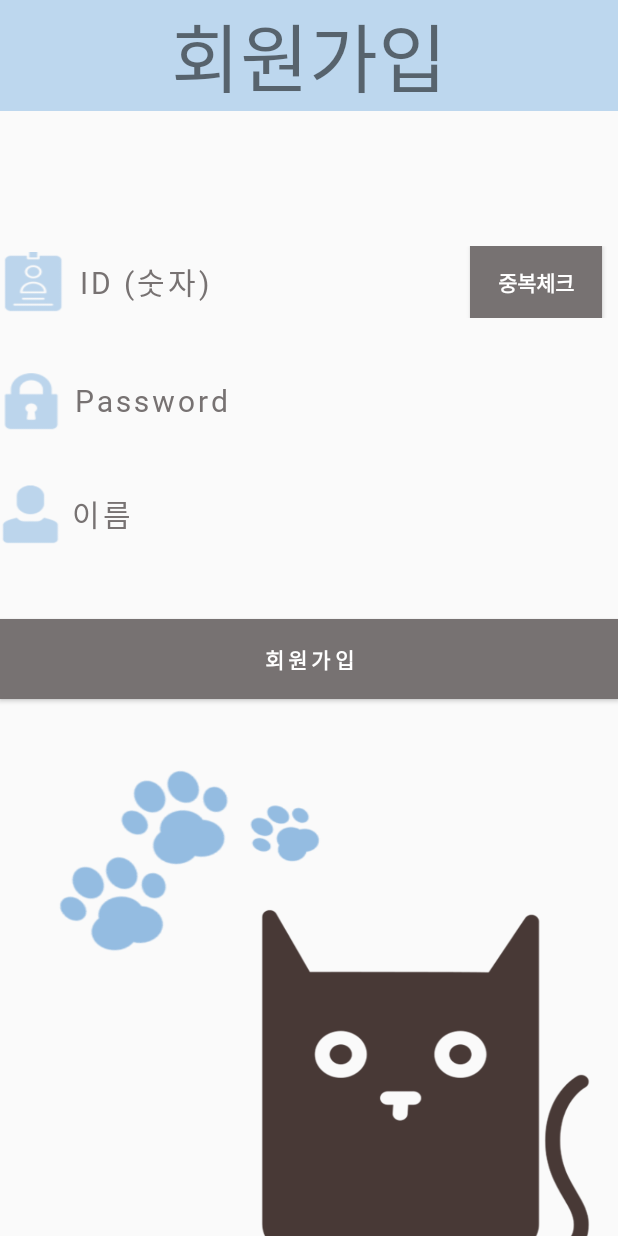
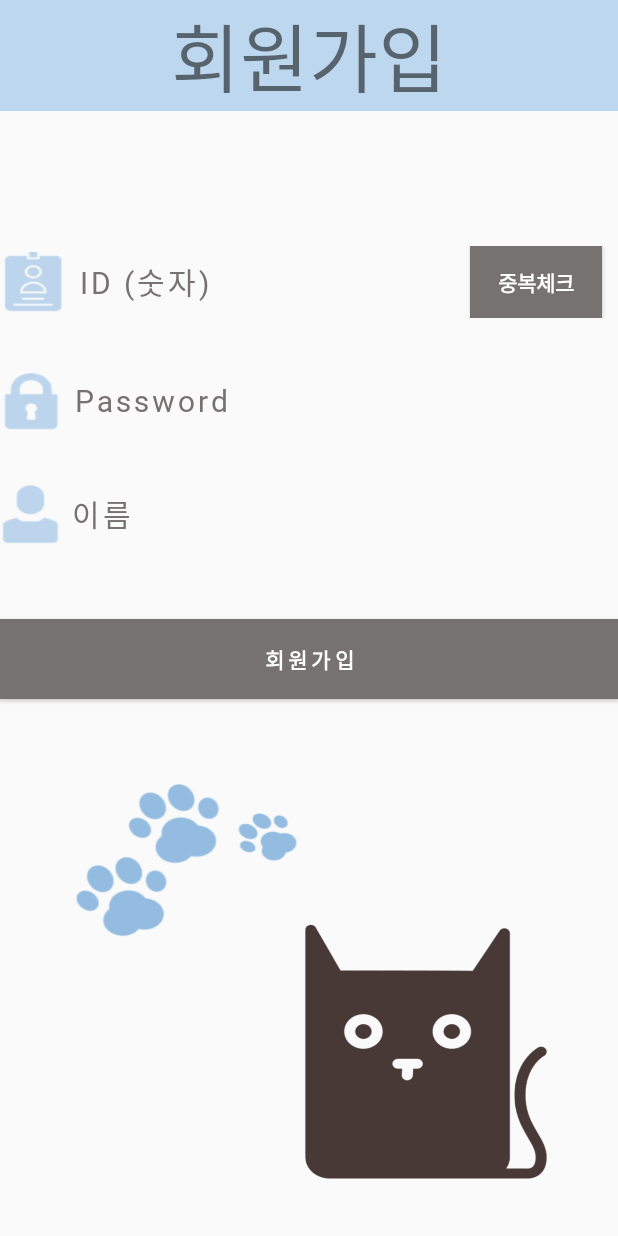
Before and after one commit to washer-of-death/washerProject, an Android app: the screen it shows after launch (Signup), after a tap on "회원가입", on a phone screen of 412 x 824 dp. Run offline under Robolectric (Android 15) with nearby library versions, the phone set to English and light mode, and no system bars; our stand-ins replace Volley.

Commit message:
Changed signup button

```diff
--- a/app/src/main/java/com/example/washerproject/MainActivity.java
+++ b/app/src/main/java/com/example/washerproject/MainActivity.java
@@ -3,6 +3,7 @@ package com.example.washerproject;
 import android.content.Context;
 import android.content.Intent;
 import android.content.SharedPreferences;
+import android.graphics.Paint;
 import android.os.Bundle;
 import android.util.Log;
 import android.view.View;
@@ -44,6 +45,7 @@ public class MainActivity extends AppCompatActivity {
         passText = (EditText) findViewById(R.id.passwordText);
         nameButton = (Button) findViewById(R.id.nameButton);
         signup = (Button)findViewById(R.id.signup);
+        signup.setPaintFlags(signup.getPaintFlags()| Paint.UNDERLINE_TEXT_FLAG);
 
         nameButton.setOnClickListener(new View.OnClickListener() {
             @Override
@@ -52,7 +54,7 @@ public class MainActivity extends AppCompatActivity {
                 user_password = passText.getText().toString();
 
                 if (user_id.isEmpty() || user_password.isEmpty()) {
-                    Toast.makeText(MainActivity.this, "fill details", Toast.LENGTH_SHORT).show();
+                    Toast.makeText(MainActivity.this, "로그인 실패!", Toast.LENGTH_SHORT).show();
 
                 }
                 else {
--- a/app/src/main/res/layout/activity_signup.xml
+++ b/app/src/main/res/layout/activity_signup.xml
@@ -149,19 +149,19 @@
         >
 
         <ImageView
-            android:layout_width="200dp"
-            android:layout_height="130dp"
-            android:layout_marginLeft="24dp"
-            android:layout_marginTop="40dp"
+            android:layout_width="170dp"
+            android:layout_height="110dp"
+            android:layout_marginLeft="37dp"
+            android:layout_marginTop="50dp"
             android:background="@drawable/footstep">
 
         </ImageView>
 
         <ImageView
-            android:layout_width="230dp"
-            android:layout_height="230dp"
-            android:layout_marginTop="140dp"
-            android:layout_marginLeft="170dp"
+            android:layout_width="170dp"
+            android:layout_height="170dp"
+            android:layout_marginTop="150dp"
+            android:layout_marginLeft="200dp"
             android:background="@drawable/blackcat">
         </ImageView>
 
```
Also changed, not shown: app/src/main/res/layout/activity_main.xml (+6 -4 lines).
